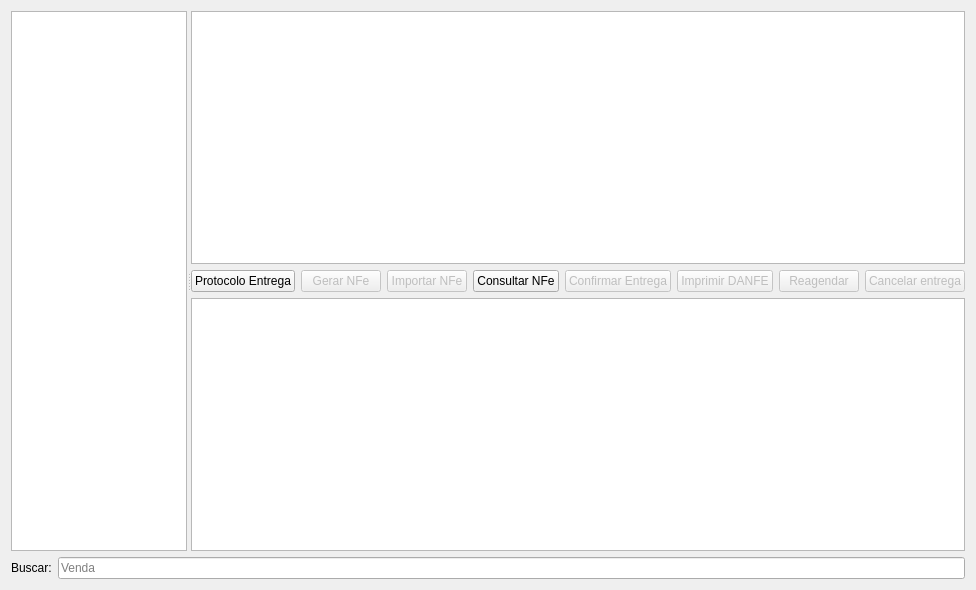
Old version of the form ui/widgetlogisticaentregas.ui in the repository darktorres/ERP-STACCATO.
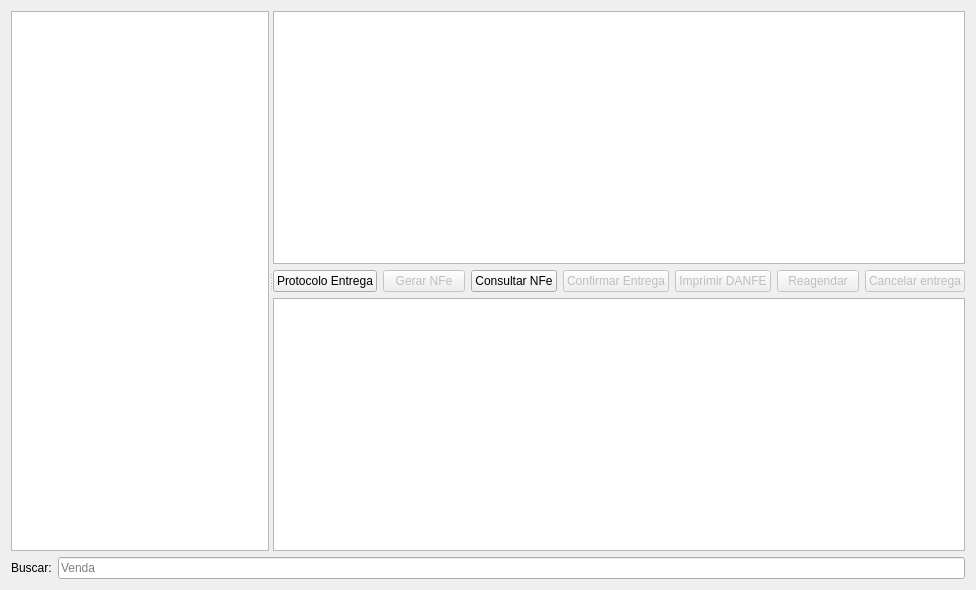
New version of the form. Custom widgets are drawn as their Qt base class.

Commit message: Remover importação de NFe da tela de entregas

Patch:
```diff
--- a/ui/widgetlogisticaentregas.ui
+++ b/ui/widgetlogisticaentregas.ui
@@ -67,36 +67,6 @@
        </item>
        <item row="1" column="0">
         <layout class="QGridLayout" name="gridLayout">
-         <item row="0" column="5">
-          <widget class="QPushButton" name="pushButtonImprimirDanfe">
-           <property name="enabled">
-            <bool>false</bool>
-           </property>
-           <property name="text">
-            <string>Imprimir DANFE</string>
-           </property>
-          </widget>
-         </item>
-         <item row="0" column="6">
-          <widget class="QPushButton" name="pushButtonReagendar">
-           <property name="enabled">
-            <bool>false</bool>
-           </property>
-           <property name="text">
-            <string>Reagendar</string>
-           </property>
-          </widget>
-         </item>
-         <item row="0" column="0">
-          <widget class="QPushButton" name="pushButtonProtocoloEntrega">
-           <property name="enabled">
-            <bool>true</bool>
-           </property>
-           <property name="text">
-            <string>Protocolo Entrega</string>
-           </property>
-          </widget>
-         </item>
          <item row="0" column="1">
           <widget class="QPushButton" name="pushButtonGerarNFeEntregar">
            <property name="enabled">
@@ -107,7 +77,17 @@
            </property>
           </widget>
          </item>
-         <item row="0" column="3">
+         <item row="0" column="4">
+          <widget class="QPushButton" name="pushButtonImprimirDanfe">
+           <property name="enabled">
+            <bool>false</bool>
+           </property>
+           <property name="text">
+            <string>Imprimir DANFE</string>
+           </property>
+          </widget>
+         </item>
+         <item row="0" column="2">
           <widget class="QPushButton" name="pushButtonConsultarNFe">
            <property name="enabled">
             <bool>true</bool>
@@ -117,7 +97,7 @@
            </property>
           </widget>
          </item>
-         <item row="0" column="4">
+         <item row="0" column="3">
           <widget class="QPushButton" name="pushButtonConfirmarEntrega">
            <property name="enabled">
             <bool>false</bool>
@@ -137,13 +117,23 @@
            </property>
           </widget>
          </item>
-         <item row="0" column="2">
-          <widget class="QPushButton" name="pushButtonImportarNFe">
+         <item row="0" column="5">
+          <widget class="QPushButton" name="pushButtonReagendar">
            <property name="enabled">
             <bool>false</bool>
            </property>
            <property name="text">
-            <string>Importar NFe</string>
+            <string>Reagendar</string>
+           </property>
+          </widget>
+         </item>
+         <item row="0" column="0">
+          <widget class="QPushButton" name="pushButtonProtocoloEntrega">
+           <property name="enabled">
+            <bool>true</bool>
+           </property>
+           <property name="text">
+            <string>Protocolo Entrega</string>
            </property>
           </widget>
          </item>
```
Left out of the diff: 2 changed lines with no effect on the pictures. The commit also changes 2 other files.
